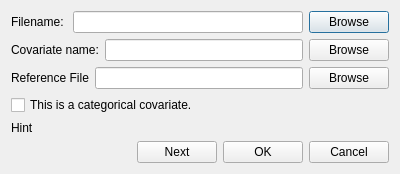
This is simpledialog.ui in lreis2415/iSoLIM as Qt 5 draws it before an edit. The edited form follows.
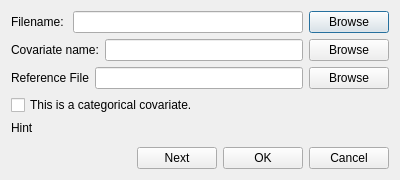
This is the edited form.

Patch:
```diff
--- a/simpledialog.ui
+++ b/simpledialog.ui
@@ -7,7 +7,7 @@
     <x>0</x>
     <y>0</y>
     <width>400</width>
-    <height>166</height>
+    <height>180</height>
    </rect>
   </property>
   <property name="windowTitle">
```
Left out of the diff: 2 changed lines with no effect on the pictures.
